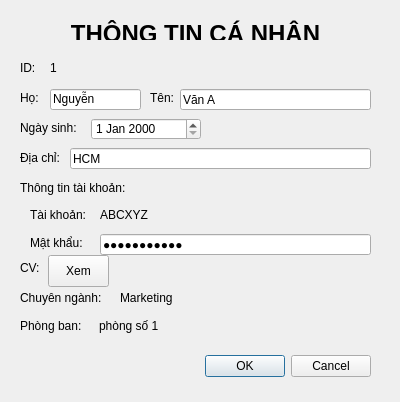
Qt form dialog_EmployeeInfo.ui (tbh10191001/QL_NhanVien) before a commit.
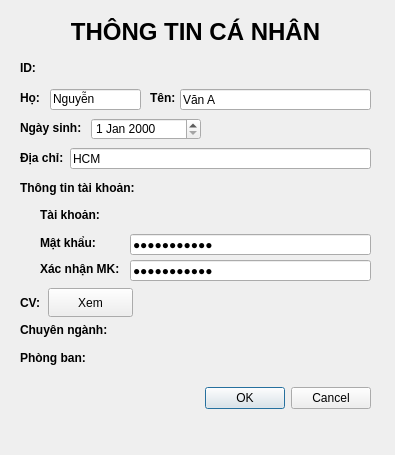
The same form after that commit.

Commit message: Complete features of Employee forms

Diff of the .ui file:
```diff
--- a/dialog_EmployeeInfo.ui
+++ b/dialog_EmployeeInfo.ui
@@ -6,8 +6,8 @@
    <rect>
     <x>0</x>
     <y>0</y>
-    <width>400</width>
-    <height>402</height>
+    <width>395</width>
+    <height>455</height>
    </rect>
   </property>
   <property name="windowTitle">
@@ -17,7 +17,7 @@
    <property name="geometry">
     <rect>
      <x>30</x>
-     <y>350</y>
+     <y>382</y>
      <width>341</width>
      <height>32</height>
     </rect>
@@ -33,9 +33,9 @@
    <property name="geometry">
     <rect>
      <x>0</x>
-     <y>20</y>
+     <y>17</y>
      <width>391</width>
-     <height>20</height>
+     <height>31</height>
     </rect>
    </property>
    <property name="text">
@@ -51,6 +51,11 @@
      <height>16</height>
     </rect>
    </property>
+   <property name="font">
+    <font>
+     <bold>true</bold>
+    </font>
+   </property>
    <property name="text">
     <string>ID:</string>
    </property>
@@ -60,12 +65,12 @@
     <rect>
      <x>50</x>
      <y>60</y>
-     <width>31</width>
+     <width>91</width>
      <height>16</height>
     </rect>
    </property>
    <property name="text">
-    <string>1</string>
+    <string/>
    </property>
   </widget>
   <widget class="QLabel" name="label_4">
@@ -77,6 +82,11 @@
      <height>16</height>
     </rect>
    </property>
+   <property name="font">
+    <font>
+     <bold>true</bold>
+    </font>
+   </property>
    <property name="text">
     <string>Họ:</string>
    </property>
@@ -103,6 +113,11 @@
      <height>16</height>
     </rect>
    </property>
+   <property name="font">
+    <font>
+     <bold>true</bold>
+    </font>
+   </property>
    <property name="text">
     <string>Tên:</string>
    </property>
@@ -129,6 +144,11 @@
      <height>16</height>
     </rect>
    </property>
+   <property name="font">
+    <font>
+     <bold>true</bold>
+    </font>
+   </property>
    <property name="text">
     <string>Ngày sinh:</string>
    </property>
@@ -152,6 +172,11 @@
      <height>16</height>
     </rect>
    </property>
+   <property name="font">
+    <font>
+     <bold>true</bold>
+    </font>
+   </property>
    <property name="text">
     <string>Địa chỉ:</string>
    </property>
@@ -178,6 +203,11 @@
      <height>16</height>
     </rect>
    </property>
+   <property name="font">
+    <font>
+     <bold>true</bold>
+    </font>
+   </property>
    <property name="text">
     <string>Thông tin tài khoản:</string>
    </property>
@@ -185,9 +215,9 @@
   <widget class="QLineEdit" name="lineEdit_4">
    <property name="geometry">
     <rect>
-     <x>100</x>
+     <x>130</x>
      <y>234</y>
-     <width>271</width>
+     <width>241</width>
      <height>21</height>
     </rect>
    </property>
@@ -201,12 +231,17 @@
   <widget class="QLabel" name="label_9">
    <property name="geometry">
     <rect>
-     <x>30</x>
+     <x>40</x>
      <y>235</y>
      <width>71</width>
      <height>16</height>
     </rect>
    </property>
+   <property name="font">
+    <font>
+     <bold>true</bold>
+    </font>
+   </property>
    <property name="text">
     <string>Mật khẩu:</string>
    </property>
@@ -214,25 +249,30 @@
   <widget class="QLabel" name="label_10">
    <property name="geometry">
     <rect>
-     <x>100</x>
+     <x>110</x>
      <y>207</y>
-     <width>58</width>
-     <height>16</height>
+     <width>111</width>
+     <height>20</height>
     </rect>
    </property>
    <property name="text">
-    <string>ABCXYZ</string>
+    <string/>
    </property>
   </widget>
   <widget class="QLabel" name="label_11">
    <property name="geometry">
     <rect>
-     <x>30</x>
+     <x>40</x>
      <y>207</y>
      <width>71</width>
      <height>16</height>
     </rect>
    </property>
+   <property name="font">
+    <font>
+     <bold>true</bold>
+    </font>
+   </property>
    <property name="text">
     <string>Tài khoản:</string>
    </property>
@@ -241,11 +281,16 @@
    <property name="geometry">
     <rect>
      <x>20</x>
-     <y>260</y>
+     <y>295</y>
      <width>31</width>
      <height>16</height>
     </rect>
    </property>
+   <property name="font">
+    <font>
+     <bold>true</bold>
+    </font>
+   </property>
    <property name="text">
     <string>CV:</string>
    </property>
@@ -254,9 +299,9 @@
    <property name="geometry">
     <rect>
      <x>48</x>
-     <y>255</y>
-     <width>61</width>
-     <height>32</height>
+     <y>288</y>
+     <width>85</width>
+     <height>29</height>
     </rect>
    </property>
    <property name="text">
@@ -267,11 +312,16 @@
    <property name="geometry">
     <rect>
      <x>20</x>
-     <y>290</y>
+     <y>322</y>
      <width>91</width>
      <height>16</height>
     </rect>
    </property>
+   <property name="font">
+    <font>
+     <bold>true</bold>
+    </font>
+   </property>
    <property name="text">
     <string>Chuyên ngành:</string>
    </property>
@@ -280,24 +330,34 @@
    <property name="geometry">
     <rect>
      <x>120</x>
-     <y>290</y>
+     <y>322</y>
      <width>101</width>
      <height>16</height>
     </rect>
    </property>
+   <property name="font">
+    <font>
+     <bold>false</bold>
+    </font>
+   </property>
    <property name="text">
-    <string>Marketing</string>
+    <string/>
    </property>
   </widget>
   <widget class="QLabel" name="label_15">
    <property name="geometry">
     <rect>
      <x>20</x>
-     <y>318</y>
+     <y>350</y>
      <width>71</width>
      <height>16</height>
     </rect>
    </property>
+   <property name="font">
+    <font>
+     <bold>true</bold>
+    </font>
+   </property>
    <property name="text">
     <string>Phòng ban:</string>
    </property>
@@ -306,13 +366,47 @@
    <property name="geometry">
     <rect>
      <x>99</x>
-     <y>318</y>
+     <y>350</y>
      <width>81</width>
      <height>16</height>
     </rect>
    </property>
    <property name="text">
-    <string>phòng số 1</string>
+    <string/>
+   </property>
+  </widget>
+  <widget class="QLabel" name="label_17">
+   <property name="geometry">
+    <rect>
+     <x>40</x>
+     <y>261</y>
+     <width>81</width>
+     <height>16</height>
+    </rect>
+   </property>
+   <property name="font">
+    <font>
+     <bold>true</bold>
+    </font>
+   </property>
+   <property name="text">
+    <string>Xác nhận MK:</string>
+   </property>
+  </widget>
+  <widget class="QLineEdit" name="ledtConfirmPass">
+   <property name="geometry">
+    <rect>
+     <x>130</x>
+     <y>260</y>
+     <width>241</width>
+     <height>21</height>
+    </rect>
+   </property>
+   <property name="text">
+    <string>sfsdfdsfdsf</string>
+   </property>
+   <property name="echoMode">
+    <enum>QLineEdit::Password</enum>
    </property>
   </widget>
  </widget>
```
Left out of the diff: 26 changed lines with no effect on the pictures. The commit also changes 19 other files.
